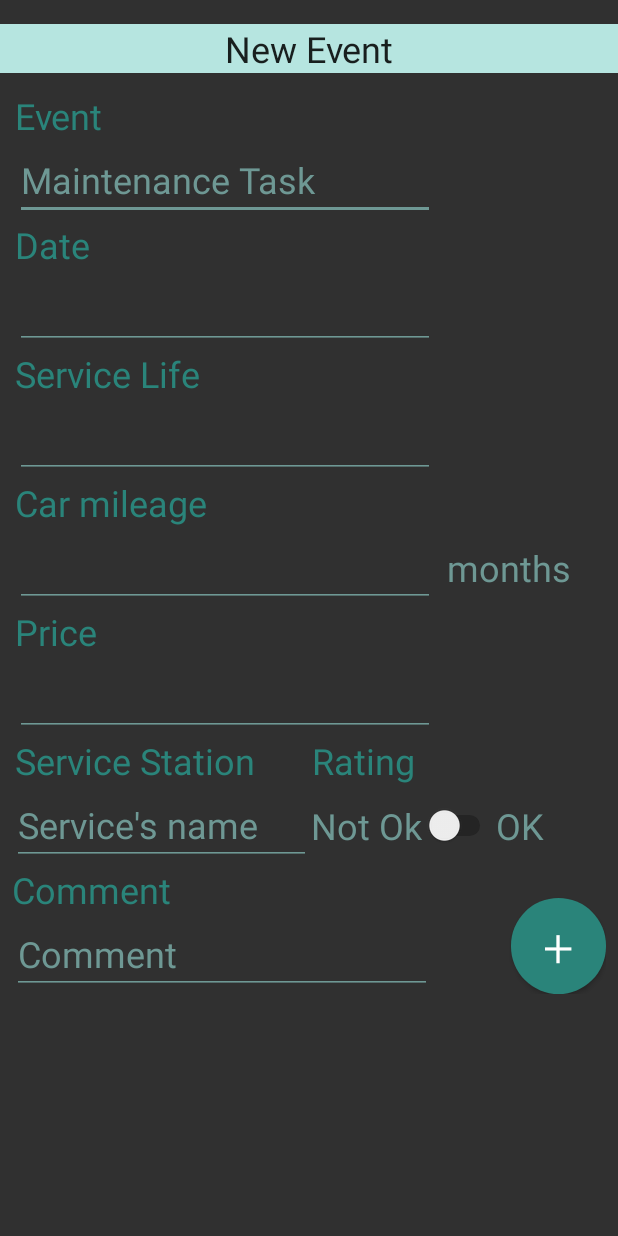
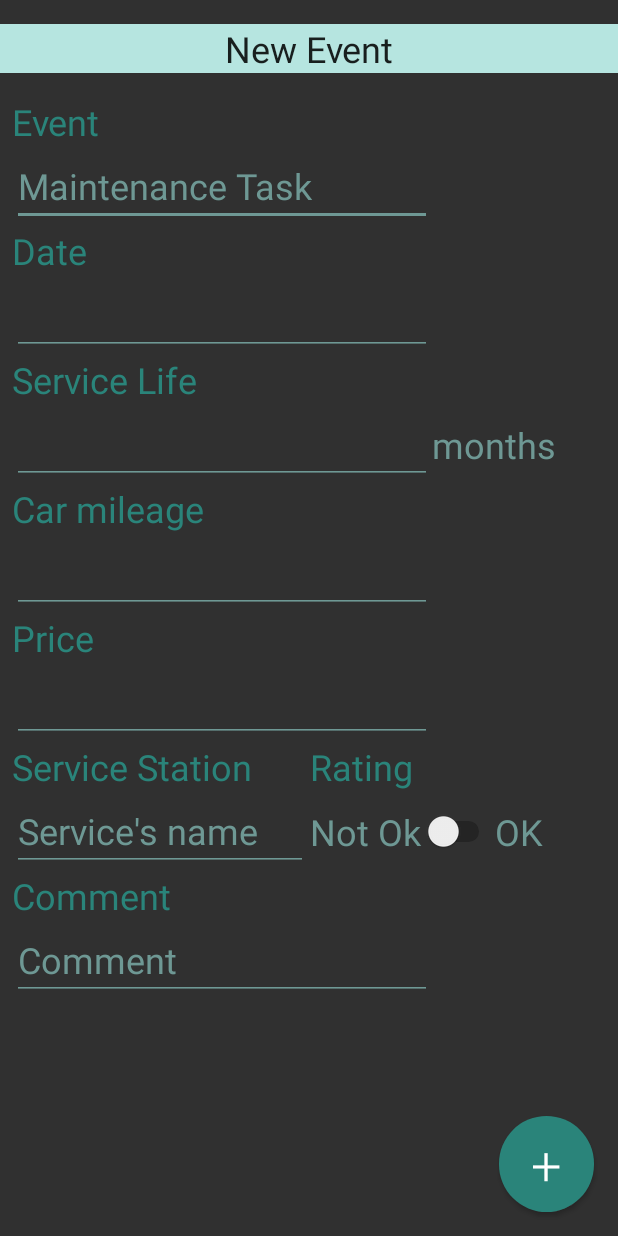
Before and after one commit to maximGrachev/vesere, an Android app: the layout fragment_new_record.xml on its own in the app's theme, with its tools: preview values and no code run, on a phone screen of 412 x 824 dp. Run offline under Robolectric (Android 15) with nearby library versions, the phone set to English and light mode, and no system bars.

```diff
--- a/app/src/main/res/layout/fragment_new_record.xml
+++ b/app/src/main/res/layout/fragment_new_record.xml
@@ -1,9 +1,8 @@
 <?xml version="1.0" encoding="utf-8"?>
-<layout xmlns:android="http://schemas.android.com/apk/res/android"
-    xmlns:app="http://schemas.android.com/apk/res-auto"
-    xmlns:tools="http://schemas.android.com/tools">
-
     <androidx.constraintlayout.widget.ConstraintLayout
+        xmlns:android="http://schemas.android.com/apk/res/android"
+        xmlns:app="http://schemas.android.com/apk/res-auto"
+        xmlns:tools="http://schemas.android.com/tools"
         android:layout_width="match_parent"
         android:layout_height="match_parent"
         android:background="#303030"
@@ -29,10 +28,10 @@
             android:layout_width="match_parent"
             android:layout_height="wrap_content"
             android:layout_marginStart="8dp"
-            android:layout_marginTop="12dp"
+            android:layout_marginTop="16dp"
             android:layout_marginEnd="8dp"
             app:layout_constraintEnd_toEndOf="parent"
-            app:layout_constraintHorizontal_bias="1.0"
+            app:layout_constraintHorizontal_bias="0.0"
             app:layout_constraintStart_toStartOf="parent"
             app:layout_constraintTop_toBottomOf="@+id/text_newEvent">
 
@@ -78,120 +77,6 @@
                     app:layout_constraintStart_toStartOf="@+id/editText_date"
                     app:layout_constraintTop_toBottomOf="@+id/editText_maintenanceTask" />
 
-                <TextView
-                    android:id="@+id/text_carMileage"
-                    style="@style/text_newRecordFragment"
-                    android:layout_width="wrap_content"
-                    android:layout_height="wrap_content"
-                    android:text="@string/car_mileage"
-                    app:layout_constraintBottom_toTopOf="@+id/editText_mileageValue"
-                    app:layout_constraintEnd_toEndOf="parent"
-                    app:layout_constraintHorizontal_bias="0.0"
-                    app:layout_constraintStart_toStartOf="@+id/editText_mileageValue"
-                    app:layout_constraintTop_toBottomOf="@+id/editTextNumber3" />
-
-                <EditText
-                    android:id="@+id/editText_mileageValue"
-                    style="@style/editText_newRecordFragment"
-                    android:layout_width="wrap_content"
-                    android:layout_height="wrap_content"
-                    android:ems="10"
-                    android:inputType="number"
-                    app:layout_constraintBottom_toTopOf="@+id/text_price"
-                    app:layout_constraintEnd_toEndOf="parent"
-                    app:layout_constraintHorizontal_bias="0.0"
-                    app:layout_constraintStart_toStartOf="@+id/text_price"
-                    app:layout_constraintTop_toBottomOf="@+id/text_carMileage" />
-
-                <TextView
-                    android:id="@+id/text_price"
-                    style="@style/text_newRecordFragment"
-                    android:layout_width="wrap_content"
-                    android:layout_height="wrap_content"
-                    android:text="@string/price"
-                    app:layout_constraintBottom_toTopOf="@+id/editText_price"
-                    app:layout_constraintEnd_toEndOf="parent"
-                    app:layout_constraintHorizontal_bias="0.0"
-                    app:layout_constraintStart_toStartOf="@+id/editText_price"
-                    app:layout_constraintTop_toBottomOf="@+id/editText_mileageValue" />
-
-                <EditText
-                    android:id="@+id/editText_price"
-                    style="@style/editText_newRecordFragment"
-                    android:layout_width="wrap_content"
-                    android:layout_height="wrap_content"
-                    android:ems="10"
-                    android:inputType="number"
-                    app:layout_constraintBottom_toTopOf="@+id/text_serviceStation"
-                    app:layout_constraintEnd_toEndOf="parent"
-                    app:layout_constraintHorizontal_bias="0.0"
-                    app:layout_constraintStart_toStartOf="@+id/text_serviceStation"
-                    app:layout_constraintTop_toBottomOf="@+id/text_price" />
-
-                <TextView
-                    android:id="@+id/text_serviceStation"
-                    style="@style/text_newRecordFragment"
-                    android:layout_width="196dp"
-                    android:layout_height="wrap_content"
-                    android:text="@string/service_station"
-                    app:layout_constraintBottom_toTopOf="@+id/editTextText_serviceName"
-                    app:layout_constraintEnd_toStartOf="@+id/text_rating"
-                    app:layout_constraintHorizontal_bias="0.5"
-                    app:layout_constraintStart_toStartOf="parent"
-                    app:layout_constraintTop_toBottomOf="@+id/editText_price" />
-
-
-                <TextView
-                    android:id="@+id/text_rating"
-                    style="@style/text_newRecordFragment"
-                    android:layout_width="196dp"
-                    android:layout_height="wrap_content"
-                    android:layout_marginStart="8dp"
-                    android:text="@string/rating"
-                    app:layout_constraintBottom_toBottomOf="@+id/text_serviceStation"
-                    app:layout_constraintEnd_toEndOf="parent"
-                    app:layout_constraintHorizontal_bias="1.0"
-                    app:layout_constraintStart_toStartOf="parent"
-                    app:layout_constraintTop_toTopOf="@+id/text_serviceStation" />
-
-                <EditText
-                    android:id="@+id/editTextText_serviceName"
-                    style="@style/editText_newRecordFragment"
-                    android:layout_width="199dp"
-                    android:layout_height="wrap_content"
-                    android:ems="10"
-                    android:inputType="textPersonName"
-                    android:text="@string/service_name"
-                    app:layout_constraintBottom_toTopOf="@+id/text_comment"
-                    app:layout_constraintEnd_toEndOf="parent"
-                    app:layout_constraintHorizontal_bias="0.0"
-                    app:layout_constraintStart_toStartOf="@+id/text_comment"
-                    app:layout_constraintTop_toBottomOf="@+id/text_serviceStation" />
-
-                <TextView
-                    android:id="@+id/text_comment"
-                    style="@style/text_newRecordFragment"
-                    android:layout_width="wrap_content"
-                    android:layout_height="wrap_content"
-                    android:text="@string/comment"
-                    app:layout_constraintBottom_toTopOf="@+id/editText_comment"
-                    app:layout_constraintStart_toStartOf="@+id/editText_comment"
-                    app:layout_constraintTop_toBottomOf="@+id/editTextText_serviceName" />
-
-                <EditText
-                    android:id="@+id/editText_comment"
-                    style="@style/editText_newRecordFragment"
-                    android:layout_width="wrap_content"
-                    android:layout_height="wrap_content"
-                    android:ems="10"
-                    android:inputType="textPersonName"
-                    android:text="@string/comment"
-                    app:layout_constraintBottom_toBottomOf="parent"
-                    app:layout_constraintEnd_toEndOf="@+id/button_create"
-                    app:layout_constraintHorizontal_bias="0.0"
-                    app:layout_constraintStart_toStartOf="parent"
-                    app:layout_constraintTop_toBottomOf="@+id/text_comment" />
-
                 <EditText
                     android:id="@+id/editText_date"
                     style="@style/editText_newRecordFragment"
@@ -226,8 +111,10 @@
                     android:inputType="number"
                     app:layout_constraintBottom_toTopOf="@+id/text_carMileage"
                     app:layout_constraintEnd_toEndOf="parent"
-                    app:layout_constraintHorizontal_bias="0.0"
-                    app:layout_constraintStart_toStartOf="@+id/text_carMileage"
+                    app:layout_constraintEnd_toStartOf="@+id/text_months"
+                    app:layout_constraintHorizontal_bias="0.5"
+                    app:layout_constraintHorizontal_chainStyle="spread"
+                    app:layout_constraintStart_toStartOf="parent"
                     app:layout_constraintTop_toBottomOf="@+id/text_serviceLife" />
 
                 <TextView
@@ -235,29 +122,112 @@
                     style="@style/editText_newRecordFragment"
                     android:layout_width="0dp"
                     android:layout_height="wrap_content"
-                    android:layout_marginStart="8dp"
                     android:text="@string/months"
-                    app:layout_constraintBottom_toBottomOf="@+id/editText_mileageValue"
+                    app:layout_constraintBottom_toBottomOf="@+id/editTextNumber3"
+                    app:layout_constraintEnd_toEndOf="parent"
+                    app:layout_constraintHorizontal_bias="0.5"
+                    app:layout_constraintStart_toEndOf="@+id/editTextNumber3"
+                    app:layout_constraintTop_toTopOf="@+id/editTextNumber3" />
+
+                <TextView
+                    android:id="@+id/text_carMileage"
+                    style="@style/text_newRecordFragment"
+                    android:layout_width="wrap_content"
+                    android:layout_height="wrap_content"
+                    android:text="@string/car_mileage"
+                    app:layout_constraintBottom_toTopOf="@+id/editText_mileageValue"
                     app:layout_constraintEnd_toEndOf="parent"
                     app:layout_constraintHorizontal_bias="0.0"
-                    app:layout_constraintStart_toEndOf="@+id/editText_mileageValue"
-                    app:layout_constraintTop_toTopOf="@+id/editText_mileageValue" />
+                    app:layout_constraintStart_toStartOf="parent"
+                    app:layout_constraintTop_toBottomOf="@+id/editTextNumber3" />
 
-                <Button
-                    android:id="@+id/button_create"
-                    android:layout_width="63dp"
-                    android:layout_height="64dp"
-                    android:background="@drawable/rounded_button"
-                    android:fontFamily="sans-serif-light"
-                    android:textColor="#FFFFFF"
-                    android:textSize="36sp"
-                    app:layout_constraintBottom_toBottomOf="parent"
+                <EditText
+                    android:id="@+id/editText_mileageValue"
+                    style="@style/editText_newRecordFragment"
+                    android:layout_width="wrap_content"
+                    android:layout_height="wrap_content"
+                    android:ems="10"
+                    android:inputType="number"
+                    app:layout_constraintBottom_toTopOf="@+id/text_price"
                     app:layout_constraintEnd_toEndOf="parent"
-                    app:layout_constraintHorizontal_bias="1.0"
+                    app:layout_constraintHorizontal_bias="0.0"
                     app:layout_constraintStart_toStartOf="parent"
-                    app:layout_constraintTop_toTopOf="parent"
-                    app:layout_constraintVertical_bias="1.0"
-                    tools:text="+" />
+                    app:layout_constraintTop_toBottomOf="@+id/text_carMileage" />
+
+                <TextView
+                    android:id="@+id/text_price"
+                    style="@style/text_newRecordFragment"
+                    android:layout_width="wrap_content"
+                    android:layout_height="wrap_content"
+                    android:text="@string/price"
+                    app:layout_constraintBottom_toTopOf="@+id/editText_price"
+                    app:layout_constraintEnd_toEndOf="parent"
+                    app:layout_constraintHorizontal_bias="0.0"
+                    app:layout_constraintStart_toStartOf="parent"
+                    app:layout_constraintTop_toBottomOf="@+id/editText_mileageValue" />
+
+                <EditText
+                    android:id="@+id/editText_price"
+                    style="@style/editText_newRecordFragment"
+                    android:layout_width="wrap_content"
+                    android:layout_height="wrap_content"
+                    android:ems="10"
+                    android:inputType="number"
+                    app:layout_constraintBottom_toTopOf="@+id/text_serviceStation"
+                    app:layout_constraintEnd_toEndOf="parent"
+                    app:layout_constraintHorizontal_bias="0.0"
+                    app:layout_constraintStart_toStartOf="parent"
+                    app:layout_constraintTop_toBottomOf="@+id/text_price" />
+
+                <TextView
+                    android:id="@+id/text_serviceStation"
+                    style="@style/text_newRecordFragment"
+                    android:layout_width="196dp"
+                    android:layout_height="wrap_content"
+                    android:text="@string/service_station"
+                    app:layout_constraintBottom_toTopOf="@+id/editTextText_serviceName"
+                    app:layout_constraintEnd_toStartOf="@+id/text_rating"
+                    app:layout_constraintHorizontal_bias="0.0"
+                    app:layout_constraintStart_toStartOf="@+id/text_price"
+                    app:layout_constraintTop_toBottomOf="@+id/editText_price" />
+
+
+                <TextView
+                    android:id="@+id/text_rating"
+                    style="@style/text_newRecordFragment"
+                    android:layout_width="196dp"
+                    android:layout_height="wrap_content"
+                    android:text="@string/rating"
+                    app:layout_constraintBottom_toBottomOf="@+id/text_serviceStation"
+                    app:layout_constraintEnd_toEndOf="parent"
+                    app:layout_constraintStart_toEndOf="@+id/editTextText_serviceName"
+                    app:layout_constraintTop_toTopOf="@+id/text_serviceStation" />
+
+                <EditText
+                    android:id="@+id/editTextText_serviceName"
+                    style="@style/editText_newRecordFragment"
+                    android:layout_width="197dp"
+                    android:layout_height="wrap_content"
+                    android:ems="10"
+                    android:inputType="textPersonName"
+                    android:text="@string/service_name"
+                    app:layout_constraintBottom_toTopOf="@+id/text_comment"
+                    app:layout_constraintEnd_toEndOf="parent"
+                    app:layout_constraintHorizontal_bias="0.0"
+                    app:layout_constraintStart_toStartOf="@+id/text_comment"
+                    app:layout_constraintTop_toBottomOf="@+id/text_serviceStation" />
+
+                <Switch
+                    android:id="@+id/switch_rating"
+                    style="@style/editText_newRecordFragment"
+                    android:layout_width="123dp"
+                    android:layout_height="wrap_content"
+                    android:text="@string/not_ok"
+                    app:layout_constraintBottom_toBottomOf="@+id/editTextText_serviceName"
+                    app:layout_constraintEnd_toEndOf="parent"
+                    app:layout_constraintHorizontal_bias="0.0"
+                    app:layout_constraintStart_toStartOf="@+id/text_rating"
+                    app:layout_constraintTop_toBottomOf="@+id/text_rating" />
 
                 <TextView
                     android:id="@+id/text_ok"
@@ -271,21 +241,51 @@
                     app:layout_constraintStart_toEndOf="@+id/switch_rating"
                     app:layout_constraintTop_toTopOf="@+id/switch_rating" />
 
-                <Switch
-                    android:id="@+id/switch_rating"
+                <TextView
+                    android:id="@+id/text_comment"
+                    style="@style/text_newRecordFragment"
+                    android:layout_width="wrap_content"
+                    android:layout_height="wrap_content"
+                    android:text="@string/comment"
+                    app:layout_constraintBottom_toTopOf="@+id/editText_comment"
+                    app:layout_constraintStart_toStartOf="@+id/editText_comment"
+                    app:layout_constraintTop_toBottomOf="@+id/editTextText_serviceName" />
+
+                <EditText
+                    android:id="@+id/editText_comment"
                     style="@style/editText_newRecordFragment"
-                    android:layout_width="123dp"
+                    android:layout_width="wrap_content"
                     android:layout_height="wrap_content"
-                    android:text="@string/not_ok"
-                    app:layout_constraintBottom_toBottomOf="@+id/editTextText_serviceName"
-                    app:layout_constraintEnd_toEndOf="parent"
+                    android:ems="10"
+                    android:inputType="textPersonName"
+                    android:text="@string/comment"
+                    app:layout_constraintBottom_toBottomOf="parent"
                     app:layout_constraintHorizontal_bias="0.0"
-                    app:layout_constraintStart_toEndOf="@+id/editTextText_serviceName"
-                    app:layout_constraintTop_toBottomOf="@+id/text_rating" />
+                    app:layout_constraintStart_toStartOf="parent"
+                    app:layout_constraintTop_toBottomOf="@+id/text_comment" />
 
             </androidx.constraintlayout.widget.ConstraintLayout>
 
         </ScrollView>
 
+    <Button
+        android:id="@+id/button_create_allRec"
+        android:layout_width="63dp"
+        android:layout_height="64dp"
+        android:layout_marginStart="16dp"
+        android:layout_marginTop="16dp"
+        android:layout_marginEnd="16dp"
+        android:layout_marginBottom="16dp"
+        android:background="@drawable/rounded_button"
+        android:fontFamily="sans-serif-light"
+        android:textColor="#FFFFFF"
+        android:textSize="36sp"
+        app:layout_constraintBottom_toBottomOf="parent"
+        app:layout_constraintEnd_toEndOf="parent"
+        app:layout_constraintHorizontal_bias="1.0"
+        app:layout_constraintStart_toStartOf="parent"
+        app:layout_constraintTop_toTopOf="parent"
+        app:layout_constraintVertical_bias="1.0"
+        tools:text="@string/plus" />
+
     </androidx.constraintlayout.widget.ConstraintLayout>
-</layout>
--- a/app/src/main/res/values/strings.xml
+++ b/app/src/main/res/values/strings.xml
@@ -25,4 +25,9 @@
     <string name="not_ok">Not Ok</string>
     <string name="ok">Ok</string>
     <string name="events">Events</string>
+    <string name="event1_text">Oil change \nDate: 08.09.2019 \nService Life: 1 year \nCar mileage: 123 876 km \nComment: -</string>
+    <string name="event2_text">Computer diagnostics \nDate: 12.03.2020 \nService Life: - \nCar mileage: 124 320 km \nComment: New diagnostics in 1 month \nService station: Rob&amp;Bob \nService"'"s Rating: Ok\nPrice: $12</string>
+    <string name="edit">Edit</string>
+    <string name="delete">Delete</string>
+    <string name="plus">&#43;</string>
 </resources>
--- a/app/src/main/res/values/styles.xml
+++ b/app/src/main/res/values/styles.xml
@@ -2,9 +2,9 @@
     <!-- Base application theme. -->
     <style name="AppTheme" parent="Theme.AppCompat.DayNight.NoActionBar">
         <!-- Customize your theme here. -->
-        <item name="colorPrimary">@color/colorPrimary</item>
-        <item name="colorPrimaryDark">@color/colorPrimaryDark</item>
-        <item name="colorAccent">@color/colorAccent</item>
+        <item name="colorPrimary">#2A847A</item>
+        <item name="colorPrimaryDark">#2A847A</item>
+        <item name="colorAccent">#2A847A</item>
     </style>
 
     <style name="title_button">
```
Also changed, not shown: app/src/main/res/layout/fragment_all_records.xml (+91 -17 lines), app/src/main/res/layout/fragment_title.xml (+3 -5 lines).
